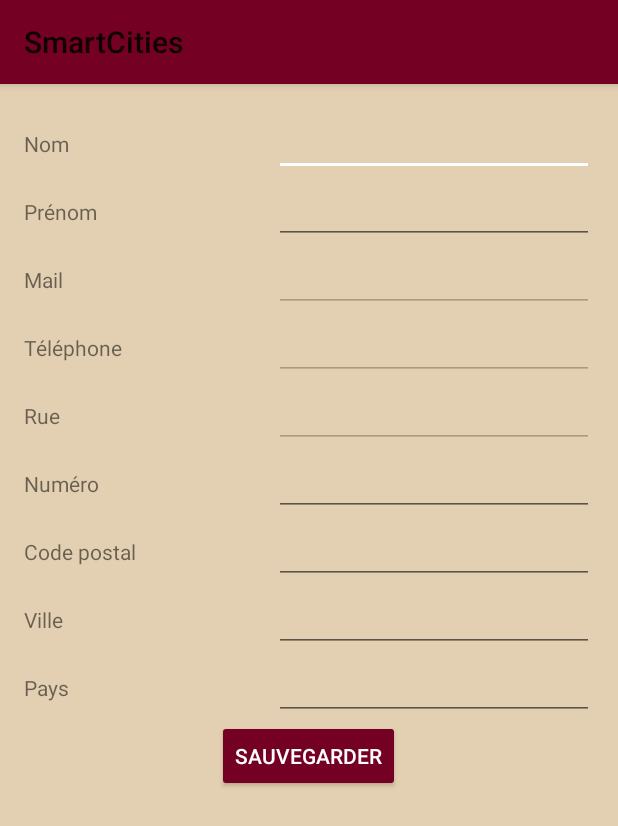
After one commit to olivierBeguin/ProjetSmartCitiesAndroid, an Android app: the ModifProfilActivity screen opened directly, with no data from a screen before it, on a phone screen of 412 x 824 dp. The commit adds this screen. Shown: the top 826 px of the screen. Run offline under Robolectric (Android 15) with nearby library versions, the phone set to English and light mode, and no system bars.

Commit message:
Labo 14/11

```diff
--- a/SmartCities/app/src/main/AndroidManifest.xml
+++ b/SmartCities/app/src/main/AndroidManifest.xml
@@ -8,7 +8,7 @@
         android:label="@string/app_name"
         android:supportsRtl="true"
         android:theme="@style/AppTheme">
-        <activity android:name=".ActivityActivity" />
+        <activity android:name=".MyActivitiesActivity" />
         <activity android:name=".CommentActivity" />
         <activity android:name=".MainActivity">
             <intent-filter>
@@ -25,7 +25,9 @@
         <activity android:name=".SearchServiceActivity" />
         <activity android:name=".ProfilActivity" />
         <activity android:name=".LayoutActivity" />
-        <activity android:name=".FragmentMainActivity"></activity>
+        <activity android:name=".ModifProfilActivity" />
+        <activity android:name=".MyServicesDoneActivity" />
+        <activity android:name=".MyServicesGivenActivity"></activity>
     </application>
 
 </manifest>
--- /dev/null
+++ b/SmartCities/app/src/main/java/com/henallux/smartcities/ModifProfilActivity.java
@@ -0,0 +1,15 @@
+package com.henallux.smartcities;
+
+import android.support.v7.app.AppCompatActivity;
+import android.os.Bundle;
+
+public class ModifProfilActivity extends AppCompatActivity
+{
+
+    @Override
+    protected void onCreate(Bundle savedInstanceState)
+    {
+        super.onCreate(savedInstanceState);
+        setContentView(R.layout.activity_modif_profil);
+    }
+}
--- /dev/null
+++ b/SmartCities/app/src/main/res/layout/activity_modif_profil.xml
@@ -0,0 +1,226 @@
+<?xml version="1.0" encoding="utf-8"?>
+<RelativeLayout xmlns:android="http://schemas.android.com/apk/res/android"
+    xmlns:tools="http://schemas.android.com/tools"
+    android:id="@+id/activity_modif_profil"
+    android:layout_width="match_parent"
+    android:layout_height="match_parent"
+    android:paddingBottom="@dimen/activity_vertical_margin"
+    android:paddingLeft="@dimen/activity_horizontal_margin"
+    android:paddingRight="@dimen/activity_horizontal_margin"
+    android:paddingTop="@dimen/activity_vertical_margin"
+    tools:context="com.henallux.smartcities.ModifProfilActivity">
+
+    <TextView
+        android:text="@string/lastnameText"
+        android:layout_width="wrap_content"
+        android:layout_height="wrap_content"
+        android:id="@+id/lastnameTextProfil"
+        android:layout_alignBaseline="@+id/lastnameEditTextProfil"
+        android:layout_alignBottom="@+id/lastnameEditTextProfil"
+        android:layout_alignParentLeft="true"
+        android:layout_alignParentStart="true"
+        android:layout_toLeftOf="@+id/lastnameEditTextProfil"
+        android:layout_toStartOf="@+id/lastnameEditTextProfil" />
+
+    <EditText
+        android:layout_width="wrap_content"
+        android:layout_height="wrap_content"
+        android:inputType="textPersonName"
+        android:text=""
+        android:ems="10"
+        android:id="@+id/lastnameEditTextProfil"
+        android:layout_alignParentTop="true"
+        android:layout_alignParentRight="true"
+        android:layout_alignParentEnd="true"
+        android:selectAllOnFocus="false"/>
+
+    <TextView
+        android:text="@string/firstnameText"
+        android:layout_width="wrap_content"
+        android:layout_height="wrap_content"
+        android:id="@+id/firstnameTextProfil"
+        android:layout_alignBaseline="@+id/firstnameTextEditTextProfil"
+        android:layout_alignBottom="@+id/firstnameTextEditTextProfil"
+        android:layout_alignParentLeft="true"
+        android:layout_alignParentStart="true"
+        android:layout_toLeftOf="@+id/firstnameTextEditTextProfil"
+        android:layout_toStartOf="@+id/firstnameTextEditTextProfil" />
+
+    <EditText
+        android:layout_width="wrap_content"
+        android:layout_height="wrap_content"
+        android:inputType="textPersonName"
+        android:text=""
+        android:ems="10"
+        android:id="@+id/firstnameTextEditTextProfil"
+        android:layout_below="@+id/lastnameEditTextProfil"
+        android:layout_alignParentRight="true"
+        android:layout_alignParentEnd="true"/>
+
+    <TextView
+        android:text="@string/mailText"
+        android:layout_width="wrap_content"
+        android:layout_height="wrap_content"
+        android:id="@+id/mailTextProfil"
+        android:layout_alignBaseline="@+id/mailEditTextProfil"
+        android:layout_alignBottom="@+id/mailEditTextProfil"
+        android:layout_alignParentLeft="true"
+        android:layout_alignParentStart="true"
+        android:layout_toLeftOf="@+id/mailEditTextProfil"
+        android:layout_toStartOf="@+id/mailEditTextProfil" />
+
+    <EditText
+        android:layout_width="wrap_content"
+        android:layout_height="wrap_content"
+        android:inputType="textEmailAddress"
+        android:ems="10"
+        android:layout_below="@+id/firstnameTextEditTextProfil"
+        android:layout_alignParentRight="true"
+        android:layout_alignParentEnd="true"
+        android:id="@+id/mailEditTextProfil"
+        android:enabled="false"/>
+
+    <TextView
+        android:text="@string/phoneText"
+        android:layout_width="wrap_content"
+        android:layout_height="wrap_content"
+        android:id="@+id/phoneTextProfil"
+        android:layout_alignBaseline="@+id/phoneEditTextProfil"
+        android:layout_alignBottom="@+id/phoneEditTextProfil"
+        android:layout_alignParentLeft="true"
+        android:layout_alignParentStart="true"
+        android:layout_toLeftOf="@+id/phoneEditTextProfil"
+        android:layout_toStartOf="@+id/phoneEditTextProfil" />
+
+    <EditText
+        android:layout_width="wrap_content"
+        android:layout_height="wrap_content"
+        android:inputType="phone"
+        android:ems="10"
+        android:layout_below="@+id/mailEditTextProfil"
+        android:layout_alignParentRight="true"
+        android:layout_alignParentEnd="true"
+        android:id="@+id/phoneEditTextProfil"
+        android:enabled="false"/>
+
+    <TextView
+        android:text="@string/streetText"
+        android:layout_width="wrap_content"
+        android:layout_height="wrap_content"
+        android:id="@+id/streetTextProfil"
+        android:layout_alignBaseline="@+id/streetEditTextProfil"
+        android:layout_alignBottom="@+id/streetEditTextProfil"
+        android:layout_alignParentLeft="true"
+        android:layout_alignParentStart="true"
+        android:layout_toLeftOf="@+id/streetEditTextProfil"
+        android:layout_toStartOf="@+id/streetEditTextProfil" />
+
+    <EditText
+        android:layout_width="wrap_content"
+        android:layout_height="wrap_content"
+        android:inputType="textPostalAddress"
+        android:ems="10"
+        android:id="@+id/streetEditTextProfil"
+        android:layout_below="@+id/phoneEditTextProfil"
+        android:layout_alignParentRight="true"
+        android:layout_alignParentEnd="true"
+        android:enabled="false"/>
+
+    <TextView
+        android:text="@string/numberText"
+        android:layout_width="wrap_content"
+        android:layout_height="wrap_content"
+        android:id="@+id/numTextProfil"
+        android:layout_alignBaseline="@+id/numEditTextProfil"
+        android:layout_alignBottom="@+id/numEditTextProfil"
+        android:layout_alignParentLeft="true"
+        android:layout_alignParentStart="true"
+        android:layout_toLeftOf="@+id/numEditTextProfil"
+        android:layout_toStartOf="@+id/numEditTextProfil" />
+
+    <EditText
+        android:layout_width="wrap_content"
+        android:layout_height="wrap_content"
+        android:inputType="number"
+        android:ems="10"
+        android:id="@+id/numEditTextProfil"
+        android:layout_below="@+id/streetEditTextProfil"
+        android:layout_alignParentRight="true"
+        android:layout_alignParentEnd="true" />
+
+    <TextView
+        android:text="@string/postalCodeText"
+        android:layout_width="wrap_content"
+        android:layout_height="wrap_content"
+        android:id="@+id/postalCodeTextProfil"
+        android:layout_alignBaseline="@+id/postalCodeEditTextProfil"
+        android:layout_alignBottom="@+id/postalCodeEditTextProfil"
+        android:layout_alignParentLeft="true"
+        android:layout_alignParentStart="true"
+        android:layout_toLeftOf="@+id/postalCodeEditTextProfil"
+        android:layout_toStartOf="@+id/postalCodeEditTextProfil" />
+
+    <EditText
+        android:layout_width="wrap_content"
+        android:layout_height="wrap_content"
+        android:inputType="number"
+        android:ems="10"
+        android:id="@+id/postalCodeEditTextProfil"
+        android:layout_below="@+id/numEditTextProfil"
+        android:layout_alignParentRight="true"
+        android:layout_alignParentEnd="true" />
+
+    <TextView
+        android:text="@string/cityText"
+        android:layout_width="wrap_content"
+        android:layout_height="wrap_content"
+        android:id="@+id/cityTextProfil"
+        android:layout_alignBaseline="@+id/cityEditTextProfil"
+        android:layout_alignBottom="@+id/cityEditTextProfil"
+        android:layout_alignParentLeft="true"
+        android:layout_alignParentStart="true"
+        android:layout_toLeftOf="@+id/cityEditTextProfil"
+        android:layout_toStartOf="@+id/cityEditTextProfil" />
+
+    <EditText
+        android:layout_width="wrap_content"
+        android:layout_height="wrap_content"
+        android:inputType="text"
+        android:ems="10"
+        android:layout_below="@+id/postalCodeEditTextProfil"
+        android:layout_alignParentRight="true"
+        android:layout_alignParentEnd="true"
+        android:id="@+id/cityEditTextProfil" />
+
+    <TextView
+        android:text="@string/countryText"
+        android:layout_width="wrap_content"
+        android:layout_height="wrap_content"
+        android:id="@+id/countryTextProfil"
+        android:layout_alignBaseline="@+id/countryTextEditProfil"
+        android:layout_alignBottom="@+id/countryTextEditProfil"
+        android:layout_alignParentLeft="true"
+        android:layout_alignParentStart="true"
+        android:layout_toLeftOf="@+id/countryTextEditProfil"
+        android:layout_toStartOf="@+id/countryTextEditProfil" />
+
+    <EditText
+        android:layout_width="wrap_content"
+        android:layout_height="wrap_content"
+        android:inputType="text"
+        android:ems="10"
+        android:id="@+id/countryTextEditProfil"
+        android:layout_below="@+id/cityEditTextProfil"
+        android:layout_alignParentRight="true"
+        android:layout_alignParentEnd="true" />
+
+    <Button
+        android:layout_width="wrap_content"
+        android:layout_height="wrap_content"
+        android:layout_below="@id/countryTextEditProfil"
+        android:text="@string/save_button"
+        android:layout_centerHorizontal="true"
+        android:id="@+id/save_button"
+        style="@style/btnColor"/>
+
+</RelativeLayout>
--- a/SmartCities/app/src/main/res/values/strings.xml
+++ b/SmartCities/app/src/main/res/values/strings.xml
@@ -27,4 +27,6 @@
     <string name="modifyButton">Modifier</string>
     <string name="profil">Profil</string>
     <string name="name_of_service">Nom du service</string>
+    <string name="save_button">Sauvegarder</string>
+    <string name="imagelogo">imageLogo</string>
 </resources>
```
Also changed, not shown: SmartCities/app/src/main/java/com/henallux/smartcities/FragmentMainActivity.java (deleted, +0 -19 lines), SmartCities/app/src/main/java/com/henallux/smartcities/MainActivity.java (+3 -5 lines), SmartCities/app/src/main/java/com/henallux/smartcities/MyActivitiesActivity.java (added, +30 -0 lines), SmartCities/app/src/main/java/com/henallux/smartcities/MyServicesDoneActivity.java (renamed from SmartCities/app/src/main/java/com/henallux/smartcities/ActivityActivity.java, +3 -4 lines), SmartCities/app/src/main/java/com/henallux/smartcities/MyServicesGivenActivity.java (added, +15 -0 lines), SmartCities/app/src/main/java/com/henallux/smartcities/ProfilActivity.java (+28 -4 lines), SmartCities/app/src/main/res/layout-land/activity_main.xml (added, +127 -0 lines), SmartCities/app/src/main/res/layout/activity_main.xml (+26 -6 lines), SmartCities/app/src/main/res/layout/activity_my_activity.xml (renamed from SmartCities/app/src/main/res/layout/activity_activity.xml, +11 -4 lines), SmartCities/app/src/main/res/layout/activity_my_services_done.xml (renamed from SmartCities/app/src/main/res/layout/activity_fragment_main.xml, +10 -2 lines), SmartCities/app/src/main/res/layout/activity_my_services_given.xml (added, +21 -0 lines), SmartCities/app/src/main/res/layout/activity_profil.xml (+31 -21 lines), 2 other files.
